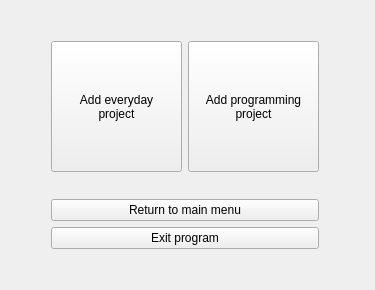
Old version of the form src/interface/newProject.ui in the repository SimonJagerSwe/project_planner_1.0.
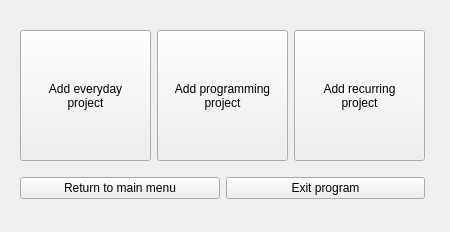
New version of the form. Icons and pictures are not drawn.

Commit message: added interface for recurring projects and connected those buttons as well

Patch:
```diff
--- a/src/interface/newProject.ui
+++ b/src/interface/newProject.ui
@@ -6,8 +6,8 @@
    <rect>
     <x>0</x>
     <y>0</y>
-    <width>375</width>
-    <height>290</height>
+    <width>450</width>
+    <height>232</height>
    </rect>
   </property>
   <property name="windowTitle">
@@ -20,15 +20,15 @@
   <widget class="QWidget" name="">
    <property name="geometry">
     <rect>
-     <x>10</x>
+     <x>12</x>
      <y>20</y>
-     <width>351</width>
-     <height>251</height>
+     <width>421</width>
+     <height>191</height>
     </rect>
    </property>
-   <layout class="QGridLayout" name="addProjectMenuLayout">
+   <layout class="QGridLayout" name="addProjectLayout">
     <item row="0" column="0">
-     <layout class="QHBoxLayout" name="addProjectLayout">
+     <layout class="QHBoxLayout" name="projectButtonsLayout">
       <item>
        <widget class="QPushButton" name="addEveryday">
         <property name="enabled">
@@ -75,10 +75,33 @@
         </property>
        </widget>
       </item>
+      <item>
+       <widget class="QPushButton" name="addRecurring">
+        <property name="enabled">
+         <bool>true</bool>
+        </property>
+        <property name="minimumSize">
+         <size>
+          <width>131</width>
+          <height>131</height>
+         </size>
+        </property>
+        <property name="maximumSize">
+         <size>
+          <width>131</width>
+          <height>131</height>
+         </size>
+        </property>
+        <property name="text">
+         <string>Add recurring
+project</string>
+        </property>
+       </widget>
+      </item>
      </layout>
     </item>
     <item row="1" column="0">
-     <layout class="QVBoxLayout" name="returnExitLayout">
+     <layout class="QHBoxLayout" name="projectMenuLayout">
       <item>
        <widget class="QPushButton" name="returnToMainAddProject">
         <property name="text">
```
The commit also changes 15 other files.
